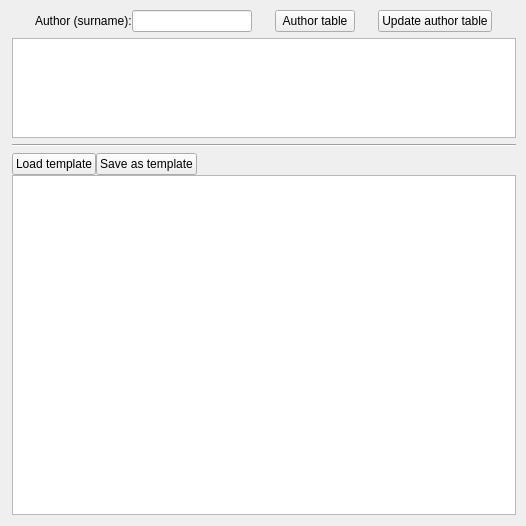
JPalmerio/Celexta, file celexta/ui/GCN_maker.ui: the form before one commit.
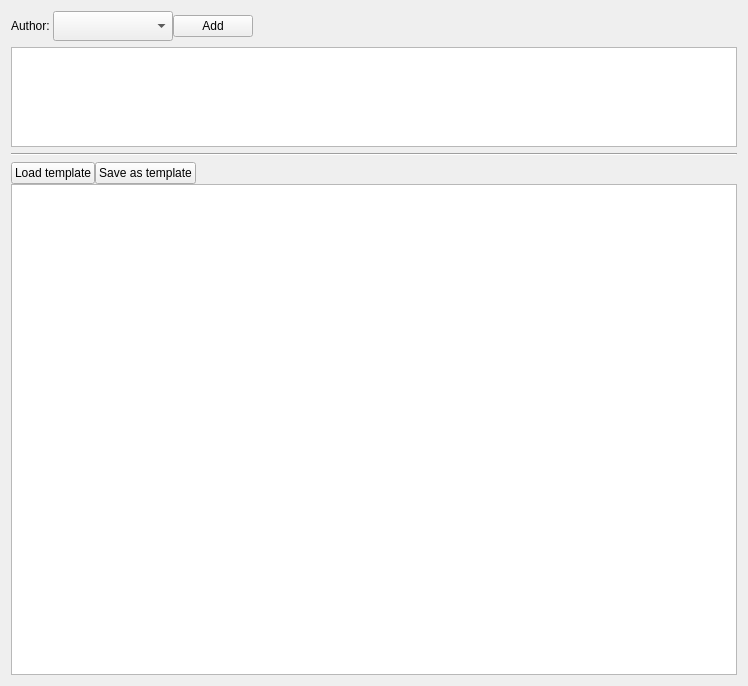
The form after the commit.

Commit message: GCN maker

```diff
--- a/celexta/ui/GCN_maker.ui
+++ b/celexta/ui/GCN_maker.ui
@@ -6,22 +6,15 @@
    <rect>
     <x>0</x>
     <y>0</y>
-    <width>526</width>
-    <height>526</height>
+    <width>748</width>
+    <height>686</height>
    </rect>
   </property>
   <property name="windowTitle">
    <string>GCN Maker</string>
   </property>
-  <widget class="QWidget" name="">
-   <property name="geometry">
-    <rect>
-     <x>12</x>
-     <y>10</y>
-     <width>504</width>
-     <height>505</height>
-    </rect>
-   </property>
+  <layout class="QVBoxLayout" name="verticalLayout_3">
+   <item>
    <layout class="QVBoxLayout" name="verticalLayout">
     <item>
      <layout class="QHBoxLayout" name="horizontalLayout_3">
@@ -42,12 +35,12 @@
            </sizepolicy>
           </property>
           <property name="text">
-           <string>Author (surname):</string>
+            <string>Author: </string>
           </property>
          </widget>
         </item>
         <item>
-         <widget class="QLineEdit" name="listEdit_author">
+          <widget class="QComboBox" name="comboBox_author">
           <property name="sizePolicy">
            <sizepolicy hsizetype="Fixed" vsizetype="Fixed">
             <horstretch>0</horstretch>
@@ -55,46 +48,76 @@
            </sizepolicy>
           </property>
           <property name="minimumSize">
-           <size>
-            <width>120</width>
-            <height>20</height>
-           </size>
-          </property>
-          <property name="maximumSize">
            <size>
             <width>120</width>
             <height>30</height>
            </size>
           </property>
+           <property name="maximumSize">
+            <size>
+             <width>120</width>
+             <height>40</height>
+            </size>
+           </property>
+           <property name="cursor">
+            <cursorShape>IBeamCursor</cursorShape>
+           </property>
+           <property name="focusPolicy">
+            <enum>Qt::StrongFocus</enum>
+           </property>
+           <property name="toolTip">
+            <string>Enter the author name</string>
+           </property>
+           <property name="editable">
+            <bool>false</bool>
+           </property>
+          </widget>
+         </item>
+         <item>
+          <widget class="QPushButton" name="btn_add_author">
+           <property name="sizePolicy">
+            <sizepolicy hsizetype="Fixed" vsizetype="Fixed">
+             <horstretch>0</horstretch>
+             <verstretch>0</verstretch>
+            </sizepolicy>
+           </property>
+           <property name="minimumSize">
+            <size>
+             <width>0</width>
+             <height>0</height>
+            </size>
+           </property>
+           <property name="maximumSize">
+            <size>
+             <width>16777215</width>
+             <height>16777215</height>
+            </size>
+           </property>
+           <property name="focusPolicy">
+            <enum>Qt::StrongFocus</enum>
+           </property>
+           <property name="toolTip">
+            <string>Add author to the list</string>
+           </property>
+           <property name="text">
+            <string>Add</string>
+           </property>
          </widget>
         </item>
        </layout>
       </item>
       <item>
-       <widget class="QPushButton" name="btn_author_table">
-        <property name="sizePolicy">
-         <sizepolicy hsizetype="Fixed" vsizetype="Fixed">
-          <horstretch>0</horstretch>
-          <verstretch>0</verstretch>
-         </sizepolicy>
-        </property>
-        <property name="text">
-         <string>Author table</string>
-        </property>
-       </widget>
-      </item>
-      <item>
-       <widget class="QPushButton" name="btn_update_author_table">
-        <property name="sizePolicy">
-         <sizepolicy hsizetype="Fixed" vsizetype="Fixed">
-          <horstretch>0</horstretch>
-          <verstretch>0</verstretch>
-         </sizepolicy>
-        </property>
-        <property name="text">
-         <string>Update author table</string>
-        </property>
-       </widget>
+        <spacer name="horizontalSpacer">
+         <property name="orientation">
+          <enum>Qt::Horizontal</enum>
+         </property>
+         <property name="sizeHint" stdset="0">
+          <size>
+           <width>40</width>
+           <height>20</height>
+          </size>
+         </property>
+        </spacer>
       </item>
      </layout>
     </item>
@@ -179,7 +202,8 @@
      </layout>
     </item>
    </layout>
-  </widget>
+   </item>
+  </layout>
  </widget>
  <resources/>
  <connections/>
```
Left out of the diff: 22 changed lines with no effect on the pictures. Lines whose indentation alone changed are shown as unchanged. The commit also changes 8 other files.
